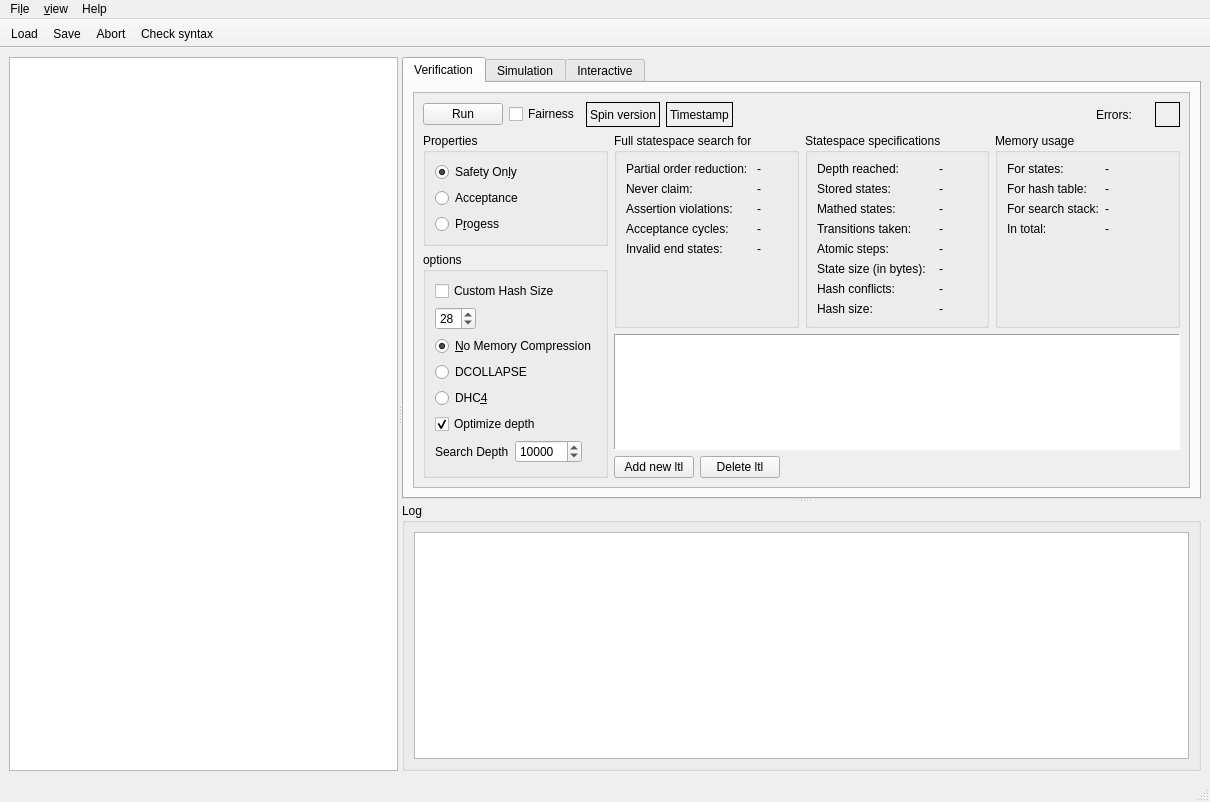
Qt form mainwindow.ui (flamingoen/qspin) before a commit.
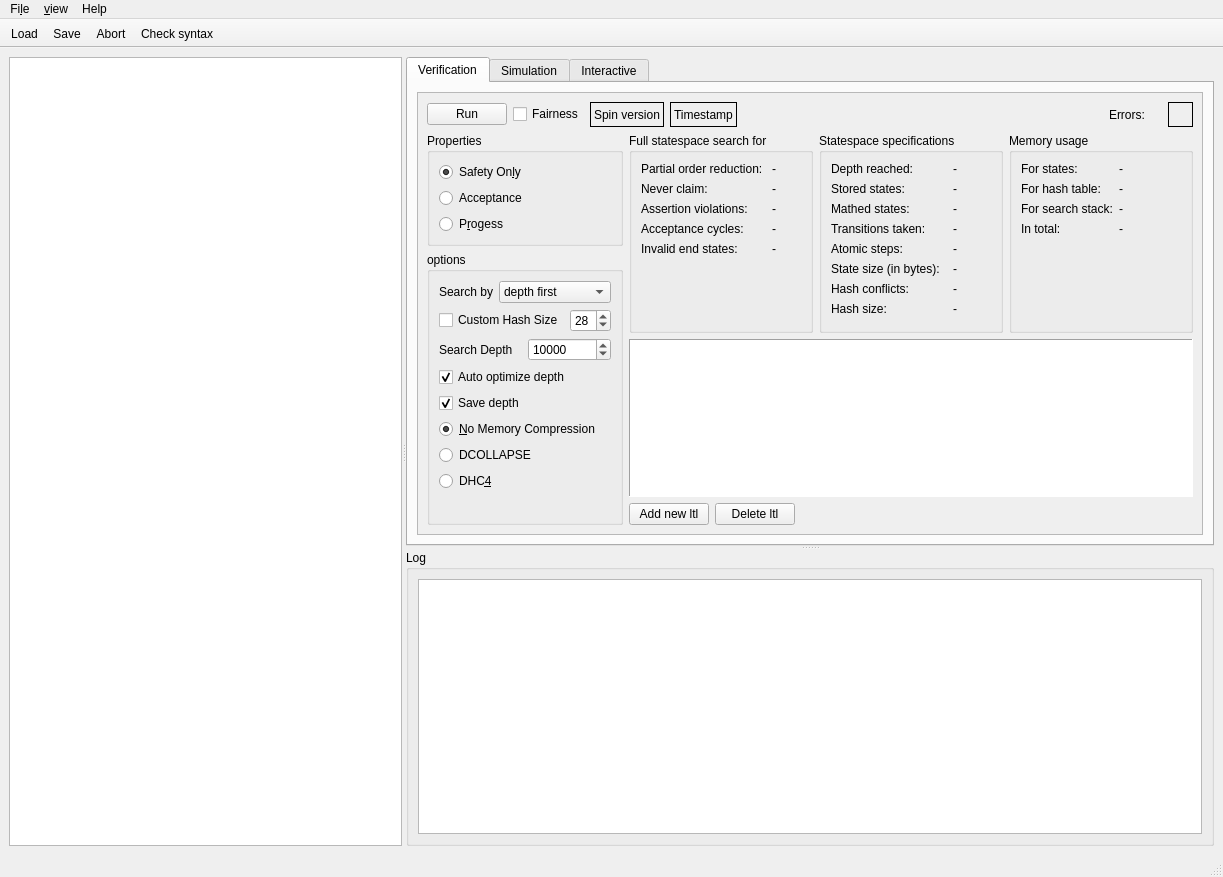
The same form after that commit. The open tabs and pages were chosen to show the change. Icons and pictures are not drawn. Custom widgets are drawn as their Qt base class.

Commit message: fixed bug in trailpath and added search type and save search depth option

The edit to the form file:
```diff
--- a/mainwindow.ui
+++ b/mainwindow.ui
@@ -6,8 +6,8 @@
    <rect>
     <x>0</x>
     <y>0</y>
-    <width>1210</width>
-    <height>802</height>
+    <width>1223</width>
+    <height>877</height>
    </rect>
   </property>
   <property name="sizePolicy">
@@ -98,8 +98,8 @@
               <rect>
                <x>0</x>
                <y>0</y>
-               <width>900</width>
-               <height>447</height>
+               <width>787</width>
+               <height>450</height>
               </rect>
              </property>
              <layout class="QVBoxLayout" name="verticalLayout_2">
@@ -292,64 +292,63 @@
                     <property name="title">
                      <string>options</string>
                     </property>
-                    <layout class="QFormLayout" name="formLayout_3">
-                     <property name="labelAlignment">
-                      <set>Qt::AlignLeading|Qt::AlignLeft|Qt::AlignVCenter</set>
-                     </property>
-                     <item row="2" column="0">
-                      <widget class="QCheckBox" name="checkHashSize">
-                       <property name="text">
-                        <string>Custom Hash Size</string>
-                       </property>
-                      </widget>
+                    <layout class="QVBoxLayout" name="verticalLayout_9">
+                     <item>
+                      <layout class="QHBoxLayout" name="horizontalLayout_2">
+                       <item>
+                        <widget class="QLabel" name="label_6">
+                         <property name="sizePolicy">
+                          <sizepolicy hsizetype="Fixed" vsizetype="Preferred">
+                           <horstretch>0</horstretch>
+                           <verstretch>0</verstretch>
+                          </sizepolicy>
+                         </property>
+                         <property name="text">
+                          <string>Search by</string>
+                         </property>
+                        </widget>
+                       </item>
+                       <item>
+                        <widget class="QComboBox" name="comboBoxSearchType">
+                         <item>
+                          <property name="text">
+                           <string>depth first</string>
+                          </property>
+                         </item>
+                         <item>
+                          <property name="text">
+                           <string>breadth first</string>
+                          </property>
+                         </item>
+                        </widget>
+                       </item>
+                      </layout>
                      </item>
-                     <item row="3" column="0">
-                      <widget class="QSpinBox" name="spinBoxHashSize">
-                       <property name="sizePolicy">
-                        <sizepolicy hsizetype="Maximum" vsizetype="Fixed">
-                         <horstretch>0</horstretch>
-                         <verstretch>0</verstretch>
-                        </sizepolicy>
-                       </property>
-                       <property name="value">
-                        <number>28</number>
-                       </property>
-                      </widget>
+                     <item>
+                      <layout class="QHBoxLayout" name="horizontalLayout_12">
+                       <item>
+                        <widget class="QCheckBox" name="checkHashSize">
+                         <property name="text">
+                          <string>Custom Hash Size</string>
+                         </property>
+                        </widget>
+                       </item>
+                       <item>
+                        <widget class="QSpinBox" name="spinBoxHashSize">
+                         <property name="sizePolicy">
+                          <sizepolicy hsizetype="Maximum" vsizetype="Fixed">
+                           <horstretch>0</horstretch>
+                           <verstretch>0</verstretch>
+                          </sizepolicy>
+                         </property>
+                         <property name="value">
+                          <number>28</number>
+                         </property>
+                        </widget>
+                       </item>
+                      </layout>
                      </item>
-                     <item row="4" column="0">
-                      <widget class="QRadioButton" name="radioNoMem">
-                       <property name="text">
-                        <string>&amp;No Memory Compression</string>
-                       </property>
-                       <property name="checked">
-                        <bool>true</bool>
-                       </property>
-                      </widget>
-                     </item>
-                     <item row="5" column="0">
-                      <widget class="QRadioButton" name="radioDCOLLAPSE">
-                       <property name="text">
-                        <string>DCOLLAPSE</string>
-                       </property>
-                       <property name="checkable">
-                        <bool>true</bool>
-                       </property>
-                       <property name="autoExclusive">
-                        <bool>true</bool>
-                       </property>
-                      </widget>
-                     </item>
-                     <item row="6" column="0">
-                      <widget class="QRadioButton" name="radioDH4">
-                       <property name="text">
-                        <string>DHC&amp;4</string>
-                       </property>
-                       <property name="autoExclusive">
-                        <bool>true</bool>
-                       </property>
-                      </widget>
-                     </item>
-                     <item row="8" column="0">
+                     <item>
                       <layout class="QHBoxLayout" name="horizontalLayout_5">
                        <item>
                         <widget class="QLabel" name="SearchDepth">
@@ -382,16 +381,72 @@
                        </item>
                       </layout>
                      </item>
-                     <item row="7" column="0">
+                     <item>
+                      <widget class="QCheckBox" name="checkAutoDepth">
+                       <property name="text">
+                        <string>Auto optimize depth</string>
+                       </property>
+                       <property name="checked">
+                        <bool>true</bool>
+                       </property>
+                      </widget>
+                     </item>
+                     <item>
                       <widget class="QCheckBox" name="checkOptimizeDepth">
                        <property name="text">
-                        <string>Optimize depth</string>
+                        <string>Save depth</string>
                        </property>
                        <property name="checked">
                         <bool>true</bool>
                        </property>
                       </widget>
                      </item>
+                     <item>
+                      <widget class="QRadioButton" name="radioNoMem">
+                       <property name="text">
+                        <string>&amp;No Memory Compression</string>
+                       </property>
+                       <property name="checked">
+                        <bool>true</bool>
+                       </property>
+                      </widget>
+                     </item>
+                     <item>
+                      <widget class="QRadioButton" name="radioDCOLLAPSE">
+                       <property name="text">
+                        <string>DCOLLAPSE</string>
+                       </property>
+                       <property name="checkable">
+                        <bool>true</bool>
+                       </property>
+                       <property name="autoExclusive">
+                        <bool>true</bool>
+                       </property>
+                      </widget>
+                     </item>
+                     <item>
+                      <widget class="QRadioButton" name="radioDH4">
+                       <property name="text">
+                        <string>DHC&amp;4</string>
+                       </property>
+                       <property name="autoExclusive">
+                        <bool>true</bool>
+                       </property>
+                      </widget>
+                     </item>
+                     <item>
+                      <spacer name="verticalSpacer_5">
+                       <property name="orientation">
+                        <enum>Qt::Vertical</enum>
+                       </property>
+                       <property name="sizeHint" stdset="0">
+                        <size>
+                         <width>20</width>
+                         <height>40</height>
+                        </size>
+                       </property>
+                      </spacer>
+                     </item>
                     </layout>
                    </widget>
                   </item>
@@ -1384,7 +1439,7 @@
     <rect>
      <x>0</x>
      <y>0</y>
-     <width>1210</width>
+     <width>1223</width>
      <height>20</height>
     </rect>
    </property>
```
Left out of the diff: 16 changed lines with no effect on the pictures. The commit also changes 6 other files.
